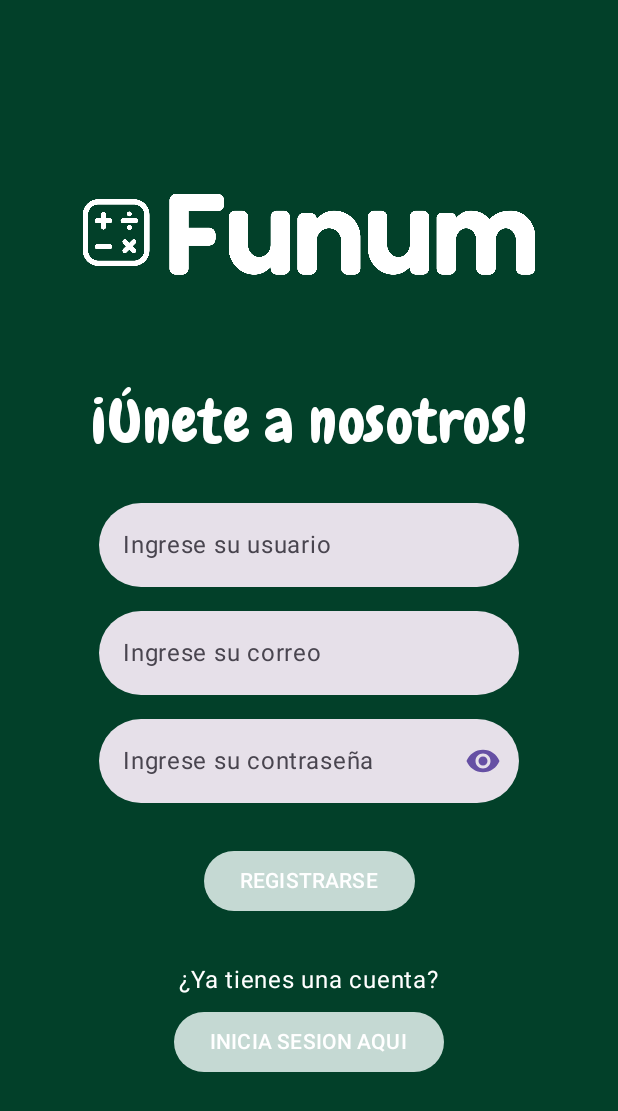
After one commit to PDM-24/proyecto-furious-five, an Android app built with Jetpack Compose: the AuthActivity screen opened directly, with no data from a screen before it, on a phone screen of 412 x 824 dp. The commit adds this screen. Shown: the top 1111 px of the screen. Run offline under Robolectric (Android 15) with nearby library versions, the phone set to English and light mode, and no system bars; our stand-ins replace livedata-compose.

Commit message:
add: Register Screen and Functionality :sparkles:

```diff
--- a/Funum/app/build.gradle.kts
+++ b/Funum/app/build.gradle.kts
@@ -50,6 +50,7 @@ android {
 }
 
 dependencies {
+    implementation(libs.androidx.runtime.livedata)
     val retrofit_version = "2.11.0"
     // Retrofit
     implementation ("com.squareup.retrofit2:retrofit:$retrofit_version")
--- /dev/null
+++ b/Funum/app/src/main/java/com/ff/funum/AuthActivity.kt
@@ -0,0 +1,30 @@
+package com.ff.funum
+
+import android.os.Bundle
+import androidx.activity.ComponentActivity
+import androidx.activity.compose.setContent
+import androidx.activity.viewModels
+import androidx.compose.foundation.layout.fillMaxSize
+import androidx.compose.material3.Surface
+import androidx.compose.ui.Modifier
+import com.ff.funum.ui.screens.AuthViewModel
+import com.ff.funum.ui.screens.RegisterScreen
+import com.ff.funum.ui.theme.FunumTheme
+
+class AuthActivity : ComponentActivity() {
+    override fun onCreate(savedInstanceState: Bundle?) {
+        super.onCreate(savedInstanceState)
+
+        val viewModel: AuthViewModel by viewModels()
+
+        setContent {
+            FunumTheme {
+                Surface(
+                    modifier = Modifier.fillMaxSize(),
+                ) {
+                    RegisterScreen(viewModel = viewModel)
+                }
+            }
+        }
+    }
+}
--- a/Funum/app/src/main/java/com/ff/funum/data/api/ApiService.kt
+++ b/Funum/app/src/main/java/com/ff/funum/data/api/ApiService.kt
@@ -1,5 +1,6 @@
 package com.ff.funum.data.api
 
+import coil.memory.MemoryCache
 import com.ff.funum.utils.Constants
 import retrofit2.http.Body
 import retrofit2.http.GET
@@ -52,4 +53,9 @@ interface APIService {
         @Path("id") examId: String,
         @Body endExamBody: EndExamBody
     ): BeginOrFinish_Exam_Response
+
+    //Register USER
+    @Headers(value = ["Content-type: application/json"])
+    @POST(value = Constants.API_PATH + Constants.AUTH_PATH + Constants.REGISTER_PATH)
+    suspend fun registerUser(@Body user : RegisterApi) : ApiResponseSuccessful
 }
--- /dev/null
+++ b/Funum/app/src/main/java/com/ff/funum/data/api/RegisterApi.kt
@@ -0,0 +1,18 @@
+package com.ff.funum.data.api
+
+import com.ff.funum.utils.Constants
+import com.google.gson.annotations.SerializedName
+
+data class RegisterApi(
+    @SerializedName(value = Constants.USER_ID)
+    val id : String? = null,
+
+    @SerializedName(value = Constants.USER_NAME)
+    val nombre : String = "",
+
+    @SerializedName(value = Constants.USER_EMAIL)
+    val correo : String = "",
+
+    @SerializedName(value = Constants.USER_PWD)
+    val password : String = ""
+)
--- /dev/null
+++ b/Funum/app/src/main/java/com/ff/funum/ui/screens/Register.kt
@@ -0,0 +1,189 @@
+package com.ff.funum.ui.screens
+
+import android.widget.Toast
+import androidx.compose.foundation.Image
+import androidx.compose.foundation.background
+import androidx.compose.foundation.layout.Arrangement
+import androidx.compose.foundation.layout.Column
+import androidx.compose.foundation.layout.Spacer
+import androidx.compose.foundation.layout.fillMaxSize
+import androidx.compose.foundation.layout.fillMaxWidth
+import androidx.compose.foundation.layout.padding
+import androidx.compose.foundation.layout.size
+import androidx.compose.foundation.shape.RoundedCornerShape
+import androidx.compose.foundation.text.KeyboardActions
+import androidx.compose.foundation.text.KeyboardOptions
+import androidx.compose.material3.Button
+import androidx.compose.material3.ButtonDefaults
+import androidx.compose.material3.Icon
+import androidx.compose.material3.IconButton
+import androidx.compose.material3.MaterialTheme
+import androidx.compose.material3.Text
+import androidx.compose.material3.TextField
+import androidx.compose.material3.TextFieldDefaults
+import androidx.compose.runtime.Composable
+import androidx.compose.runtime.LaunchedEffect
+import androidx.compose.runtime.getValue
+import androidx.compose.runtime.livedata.observeAsState
+import androidx.compose.runtime.mutableIntStateOf
+import androidx.compose.runtime.mutableStateOf
+import androidx.compose.runtime.remember
+import androidx.compose.runtime.setValue
+import androidx.compose.ui.Alignment
+import androidx.compose.ui.Modifier
+import androidx.compose.ui.graphics.Color
+import androidx.compose.ui.platform.LocalContext
+import androidx.compose.ui.res.painterResource
+import androidx.compose.ui.text.input.ImeAction
+import androidx.compose.ui.text.input.KeyboardType
+import androidx.compose.ui.text.input.PasswordVisualTransformation
+import androidx.compose.ui.text.input.VisualTransformation
+import androidx.compose.ui.tooling.preview.Preview
+import androidx.compose.ui.unit.dp
+import androidx.compose.ui.unit.sp
+import com.ff.funum.R
+import com.ff.funum.data.api.RegisterApi
+import com.ff.funum.ui.theme.Chewy
+import com.ff.funum.ui.theme.DarkGreen
+import com.ff.funum.ui.theme.GreenShop
+import com.ff.funum.ui.theme.White
+
+@Composable
+fun RegisterScreen(
+    viewModel: AuthViewModel
+) {
+    var registerData by remember { mutableStateOf(RegisterApi()) }
+    fun clearFields() {
+        registerData = RegisterApi()
+    }
+    val context = LocalContext.current
+    val registerSuccess by viewModel.registerSuccess.observeAsState()
+
+    LaunchedEffect(registerSuccess) {
+        registerSuccess?.let {
+            if (it) {
+                Toast.makeText(context, "Usuario registrado con éxito", Toast.LENGTH_LONG).show()
+                clearFields()
+            } else {
+                Toast.makeText(context, "Registro fallido", Toast.LENGTH_LONG).show()
+            }
+        }
+    }
+
+    var isPasswordVisible by remember { mutableStateOf(false) }
+
+    val trailingIcon = @Composable {
+        IconButton(onClick = { isPasswordVisible = !isPasswordVisible }) {
+            Icon(
+                painter = if (isPasswordVisible)
+                    painterResource(id = R.drawable.ic_visibility_off)
+                else
+                    painterResource(id = R.drawable.ic_visibility_on),
+                contentDescription = "",
+                tint = MaterialTheme.colorScheme.primary
+            )
+        }
+    }
+
+    Column(
+        modifier = Modifier
+            .fillMaxSize()
+            .background(DarkGreen),
+        horizontalAlignment = Alignment.CenterHorizontally,
+        verticalArrangement = Arrangement.SpaceEvenly
+    ) {
+        Column(horizontalAlignment = Alignment.CenterHorizontally) {
+            Column(
+                modifier = Modifier.fillMaxWidth(),
+                horizontalAlignment = Alignment.CenterHorizontally
+            ) {
+                Image(
+                    painter = painterResource(id = R.drawable.white_logo),
+                    contentDescription = "Logo"
+                )
+                Spacer(modifier = Modifier.size(50.dp))
+                Text(
+                    "¡Únete a nosotros!",
+                    fontSize = 40.sp,
+                    color = White,
+                    fontFamily = Chewy
+                )
+            }
+            Column(modifier = Modifier.padding(20.dp)) {
+                TextField(
+                    value = registerData.nombre,
+                    onValueChange = { updatedString ->
+                        registerData = registerData.copy(nombre = updatedString)
+                    },
+                    label = { Text("Ingrese su usuario") },
+                    singleLine = true,
+                    shape = RoundedCornerShape(50.dp),
+                    colors = TextFieldDefaults.colors(
+                        focusedIndicatorColor = Color.Transparent,
+                        unfocusedIndicatorColor = Color.Transparent,
+                        disabledIndicatorColor = Color.Transparent
+                    ),
+                    modifier = Modifier.padding(8.dp)
+                )
+
+                TextField(
+                    value = registerData.correo,
+                    onValueChange = { updatedString ->
+                        registerData = registerData.copy(correo = updatedString)
+                    },
+                    label = { Text("Ingrese su correo") },
+                    singleLine = true,
+                    keyboardOptions = KeyboardOptions(keyboardType = KeyboardType.Email),
+                    shape = RoundedCornerShape(50.dp),
+                    colors = TextFieldDefaults.colors(
+                        focusedIndicatorColor = Color.Transparent,
+                        unfocusedIndicatorColor = Color.Transparent,
+                        disabledIndicatorColor = Color.Transparent
+                    ),
+                    modifier = Modifier.padding(8.dp)
+                )
+
+                TextField(
+                    modifier = Modifier.padding(8.dp),
+                    value = registerData.password,
+                    onValueChange = { updatedString ->
+                        registerData = registerData.copy(password = updatedString)
+                    },
+                    trailingIcon = trailingIcon,
+                    keyboardOptions = KeyboardOptions(
+                        keyboardType = KeyboardType.Password
+                    ),
+                    label = { Text("Ingrese su contraseña") },
+                    singleLine = true,
+                    visualTransformation = if (isPasswordVisible) VisualTransformation.None else PasswordVisualTransformation(),
+                    shape = RoundedCornerShape(50.dp),
+                    colors = TextFieldDefaults.colors(
+                        focusedIndicatorColor = Color.Transparent,
+                        unfocusedIndicatorColor = Color.Transparent,
+                        disabledIndicatorColor = Color.Transparent
+                    )
+                )
+            }
+
+            Column(horizontalAlignment = Alignment.CenterHorizontally) {
+                Button(
+                    onClick = {
+                        viewModel.registerUser(registerData)
+                    },
+                    colors = ButtonDefaults.buttonColors(containerColor = GreenShop)
+                ) {
+                    Text(text = "REGISTRARSE")
+                }
+                Spacer(modifier = Modifier.size(30.dp))
+                Text(text = "¿Ya tienes una cuenta?", color = White)
+                Spacer(modifier = Modifier.size(5.dp))
+                Button(
+                    onClick = { /*TODO*/ },
+                    colors = ButtonDefaults.buttonColors(containerColor = GreenShop)
+                ) {
+                    Text(text = "INICIA SESION AQUI")
+                }
+            }
+        }
+    }
+}
--- a/Funum/app/src/main/java/com/ff/funum/ui/theme/Theme.kt
+++ b/Funum/app/src/main/java/com/ff/funum/ui/theme/Theme.kt
@@ -52,7 +52,7 @@ private val LightColorScheme = lightColorScheme(
 fun FunumTheme(
     darkTheme: Boolean = isSystemInDarkTheme(),
     // Dynamic color is available on Android 12+
-    dynamicColor: Boolean = true,
+    dynamicColor: Boolean = false,
     content: @Composable () -> Unit
 ) {
     val colorScheme = when {
--- /dev/null
+++ b/Funum/app/src/main/res/drawable/ic_visibility_off.xml
@@ -0,0 +1,5 @@
+<vector xmlns:android="http://schemas.android.com/apk/res/android" android:height="24dp" android:tint="#000000" android:viewportHeight="24" android:viewportWidth="24" android:width="24dp">
+
+    <path android:fillColor="@android:color/white" android:pathData="M12,7c2.76,0 5,2.24 5,5 0,0.65 -0.13,1.26 -0.36,1.83l2.92,2.92c1.51,-1.26 2.7,-2.89 3.43,-4.75 -1.73,-4.39 -6,-7.5 -11,-7.5 -1.4,0 -2.74,0.25 -3.98,0.7l2.16,2.16C10.74,7.13 11.35,7 12,7zM2,4.27l2.28,2.28 0.46,0.46C3.08,8.3 1.78,10.02 1,12c1.73,4.39 6,7.5 11,7.5 1.55,0 3.03,-0.3 4.38,-0.84l0.42,0.42L19.73,22 21,20.73 3.27,3 2,4.27zM7.53,9.8l1.55,1.55c-0.05,0.21 -0.08,0.43 -0.08,0.65 0,1.66 1.34,3 3,3 0.22,0 0.44,-0.03 0.65,-0.08l1.55,1.55c-0.67,0.33 -1.41,0.53 -2.2,0.53 -2.76,0 -5,-2.24 -5,-5 0,-0.79 0.2,-1.53 0.53,-2.2zM11.84,9.02l3.15,3.15 0.02,-0.16c0,-1.66 -1.34,-3 -3,-3l-0.17,0.01z"/>
+
+</vector>
--- /dev/null
+++ b/Funum/app/src/main/res/drawable/ic_visibility_on.xml
@@ -0,0 +1,5 @@
+<vector xmlns:android="http://schemas.android.com/apk/res/android" android:height="24dp" android:tint="#000000" android:viewportHeight="24" android:viewportWidth="24" android:width="24dp">
+
+    <path android:fillColor="@android:color/white" android:pathData="M12,4.5C7,4.5 2.73,7.61 1,12c1.73,4.39 6,7.5 11,7.5s9.27,-3.11 11,-7.5c-1.73,-4.39 -6,-7.5 -11,-7.5zM12,17c-2.76,0 -5,-2.24 -5,-5s2.24,-5 5,-5 5,2.24 5,5 -2.24,5 -5,5zM12,9c-1.66,0 -3,1.34 -3,3s1.34,3 3,3 3,-1.34 3,-3 -1.34,-3 -3,-3z"/>
+
+</vector>
--- a/Funum/gradle/libs.versions.toml
+++ b/Funum/gradle/libs.versions.toml
@@ -11,6 +11,7 @@ activityCompose = "1.9.0"
 composeBom = "2023.08.00"
 navigationCompose = "2.8.0-beta03"
 uiTestAndroid = "1.7.0-beta03"
+runtimeLivedata = "1.6.8"
 
 [libraries]
 androidx-core-ktx = { group = "androidx.core", name = "core-ktx", version.ref = "coreKtx" }
@@ -30,6 +31,7 @@ androidx-ui-test-junit4 = { group = "androidx.compose.ui", name = "ui-test-junit
 androidx-material3 = { group = "androidx.compose.material3", name = "material3" }
 androidx-navigation-compose = { group = "androidx.navigation", name = "navigation-compose", version.ref = "navigationCompose" }
 androidx-ui-test-android = { group = "androidx.compose.ui", name = "ui-test-android", version.ref = "uiTestAndroid" }
+androidx-runtime-livedata = { group = "androidx.compose.runtime", name = "runtime-livedata", version.ref = "runtimeLivedata" }
 
 [plugins]
 androidApplication = { id = "com.android.application", version.ref = "agp" }
```
Also changed, not shown: Funum/app/src/main/AndroidManifest.xml (+8 -0 lines), Funum/app/src/main/java/com/ff/funum/ui/screens/AuthViewModel.kt (added, +44 -0 lines), Funum/app/src/main/java/com/ff/funum/utils/Constants.kt (+10 -1 lines).
